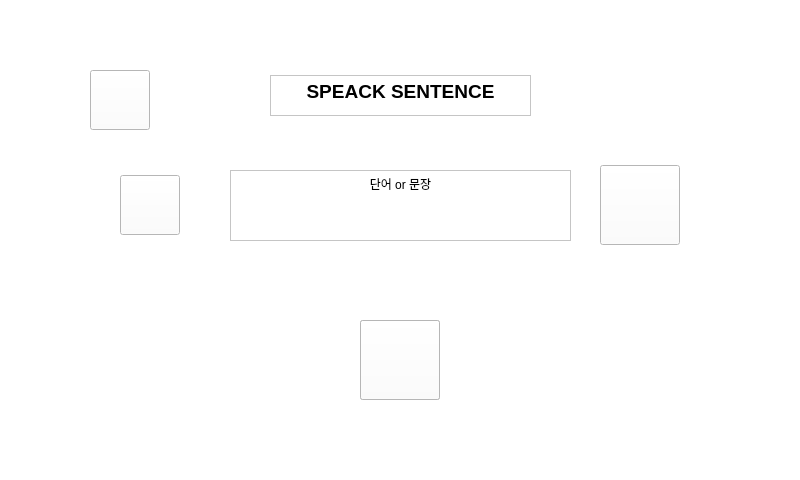
Qt form sub.ui (mINUs-capstone-design/Source_Code) before a commit.
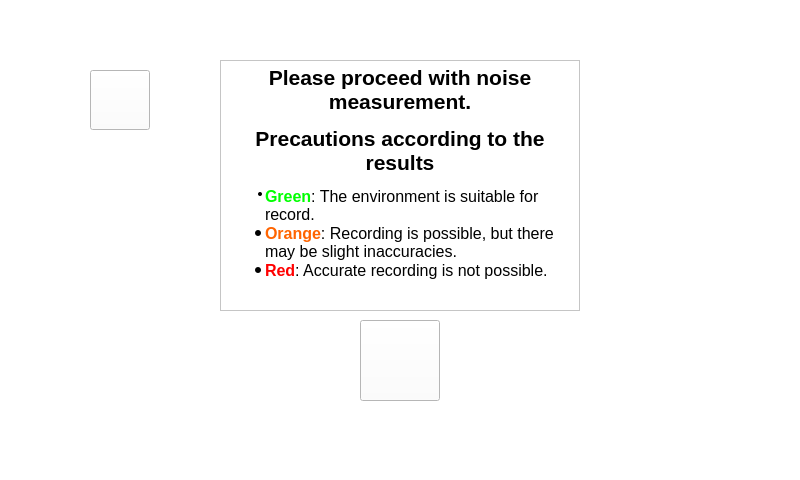
The same form after that commit. Icons and pictures are not drawn.

```diff
--- a/sub.ui
+++ b/sub.ui
@@ -354,15 +354,15 @@
      <property name="geometry">
       <rect>
        <x>220</x>
-       <y>80</y>
+       <y>60</y>
        <width>360</width>
-       <height>231</height>
+       <height>251</height>
       </rect>
      </property>
      <property name="maximumSize">
       <size>
        <width>16777215</width>
-       <height>250</height>
+       <height>260</height>
       </size>
      </property>
      <property name="html">
@@ -609,8 +609,8 @@
    <zorder>result</zorder>
    <zorder>mainwindow</zorder>
    <zorder>selectsexual</zorder>
-   <zorder>checknoise</zorder>
    <zorder>resultnoise</zorder>
+   <zorder>checknoise</zorder>
   </widget>
   <widget class="QMenuBar" name="menubar">
    <property name="geometry">
```
